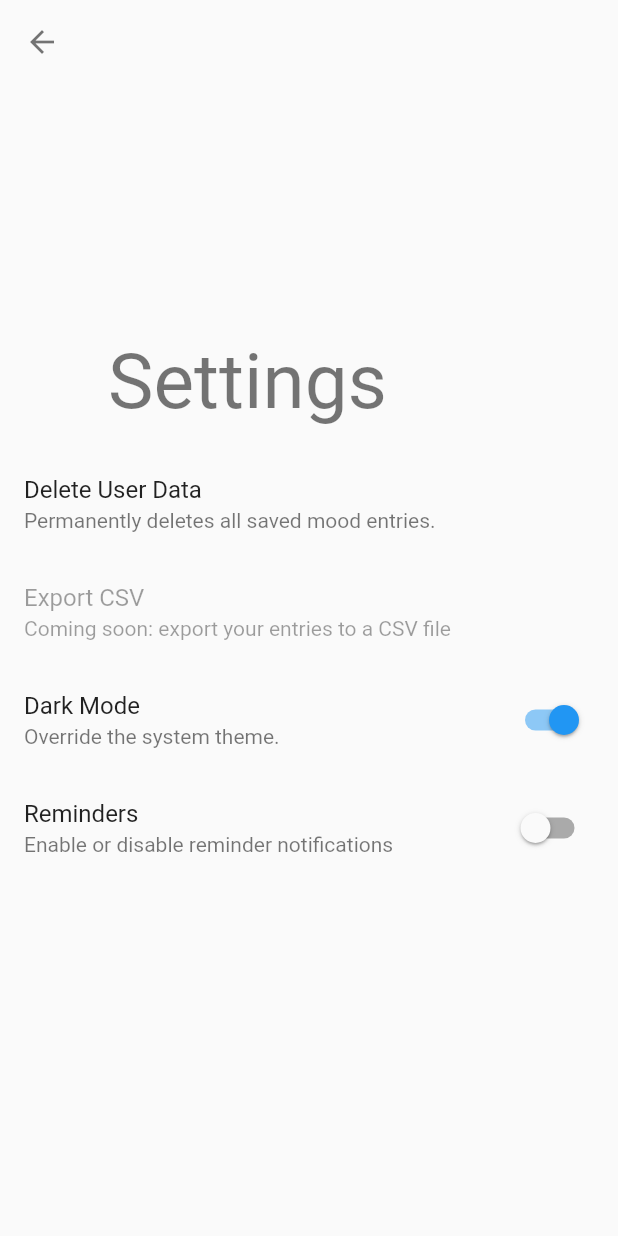
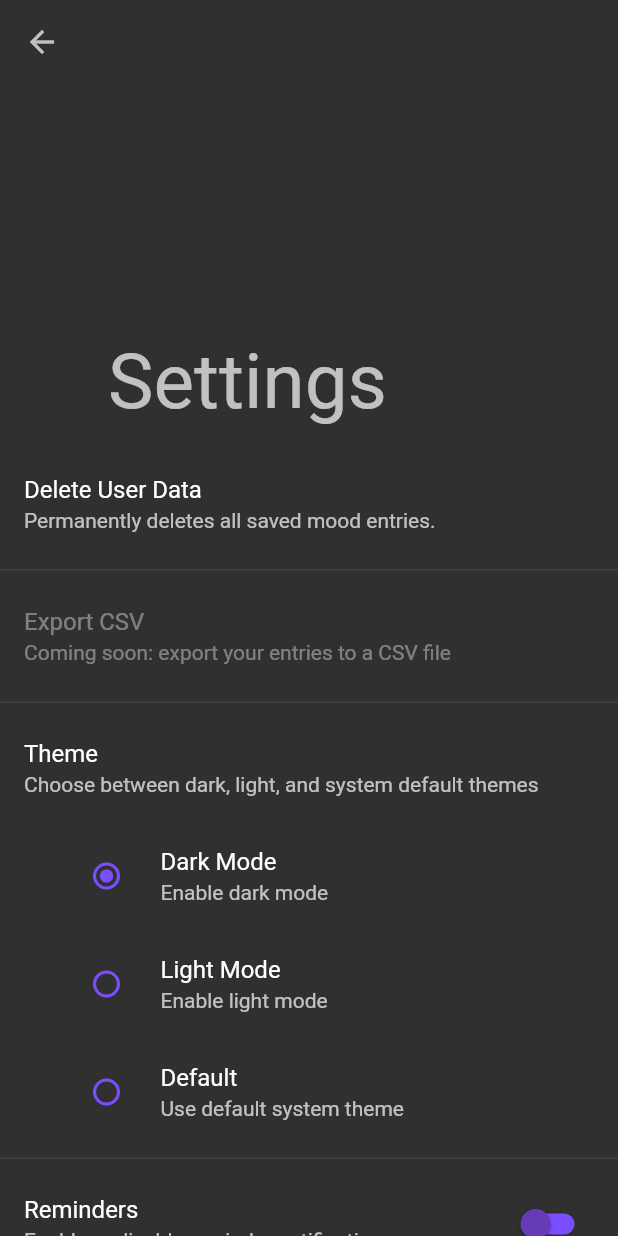
Before and after one commit to strathdeek/moody, a Flutter app: the SettingsPage screen opened by its route, after a tap on "Dark Mode", on a phone screen of 412 x 824 dp. Run offline on Flutter 3.47's test engine with Material 2 defaults, Android fonts, the phone set to English and light mode, and no system bars; our stand-ins replace bloc, equatable, flutter_bloc, flutter_local_notifications, hive, hive_flutter and 1 more; accounts and stored records are empty; generated files the repository leaves out were written again.

Commit message:
Implement feature to allow user to toggle app theme
* modify settings page UI to make dark mode toggle into a radio group
* define dark mode and light mode themes
* add cubit to manage app theme state
* modify user preferences provider + repository to save theme preference:

```diff
--- /dev/null
+++ b/lib/bloc/theme/theme_cubit.dart
@@ -0,0 +1,19 @@
+import 'package:bloc/bloc.dart';
+import 'package:equatable/equatable.dart';
+import 'package:flutter/material.dart';
+
+import 'package:moody/data/repositories/preferences_repository.dart';
+
+part 'theme_state.dart';
+
+class ThemeCubit extends Cubit<ThemeState> {
+  final PreferencesRepository _preferencesRepository;
+  ThemeCubit(
+    this._preferencesRepository,
+  ) : super(ThemeState(_preferencesRepository.theme));
+
+  void setTheme(ThemeMode theme) {
+    _preferencesRepository.setTheme(theme);
+    emit(ThemeState(theme));
+  }
+}
--- /dev/null
+++ b/lib/bloc/theme/theme_state.dart
@@ -0,0 +1,11 @@
+part of 'theme_cubit.dart';
+
+class ThemeState extends Equatable {
+  final ThemeMode themeMode;
+  ThemeState(
+    this.themeMode,
+  );
+
+  @override
+  List<Object> get props => [themeMode];
+}
--- a/lib/data/constants/hive.dart
+++ b/lib/data/constants/hive.dart
@@ -3,3 +3,4 @@ const String UserBoxKey = 'user';
 const String UserKey = 'userKey';
 const String PreferencesBoxKey = 'preferences';
 const String RemindersEnabledKey = 'remindersEnabled';
+const String DarkModeEnabledKey = 'darkModeEnabled';
--- a/lib/data/providers/preferences_provider.dart
+++ b/lib/data/providers/preferences_provider.dart
@@ -1,3 +1,4 @@
+import 'package:flutter/material.dart';
 import 'package:hive/hive.dart';
 import 'package:moody/data/constants/hive.dart';
 
@@ -11,4 +12,24 @@ class PreferencesProvider {
   void setRemindersEnabled(bool remindersEnabled) {
     _preferencesBox.put(RemindersEnabledKey, remindersEnabled);
   }
+
+  ThemeMode get theme {
+    if (_preferencesBox.containsKey(DarkModeEnabledKey)) {
+      return _preferencesBox.get(DarkModeEnabledKey)
+          ? ThemeMode.dark
+          : ThemeMode.light;
+    } else {
+      return ThemeMode.system;
+    }
+  }
+
+  void setTheme(ThemeMode themeMode) {
+    if (themeMode == ThemeMode.dark) {
+      _preferencesBox.put(DarkModeEnabledKey, true);
+    } else if (themeMode == ThemeMode.light) {
+      _preferencesBox.put(DarkModeEnabledKey, false);
+    } else if (themeMode == ThemeMode.system) {
+      _preferencesBox.delete(DarkModeEnabledKey);
+    }
+  }
 }
--- a/lib/data/repositories/preferences_repository.dart
+++ b/lib/data/repositories/preferences_repository.dart
@@ -1,3 +1,4 @@
+import 'package:flutter/material.dart';
 import 'package:moody/data/providers/preferences_provider.dart';
 
 class PreferencesRepository {
@@ -10,4 +11,10 @@ class PreferencesRepository {
   void setReminderEnabled(bool remindersEnabled) {
     _preferencesProvider.setRemindersEnabled(remindersEnabled);
   }
+
+  ThemeMode get theme => _preferencesProvider.theme;
+
+  void setTheme(ThemeMode theme) {
+    _preferencesProvider.setTheme(theme);
+  }
 }
--- a/lib/l10n/intl_de.arb
+++ b/lib/l10n/intl_de.arb
@@ -21,5 +21,13 @@
     "pageSettingsRemindersAlertTitle" : "Benachrichtigungsberechtigung",
     "pageSettingsRemindersAlertDescription" : "Bitte aktivieren Sie Benachrichtigungen für diese App manuell in Ihrer Einstellungs-App.",
     "pageSettingsRemindersAlertAccept" : "Einstellungen",
-    "pageSettingsRemindersAlertDecline" : "Ablehnen"
+    "pageSettingsRemindersAlertDecline" : "Ablehnen",
+    "pageSettingsDarkModeToggleLabel" : "Dunkelmodus",
+    "pageSettingsDarkModeToggleDescription" : "Dunkelmodus aktivieren",
+    "pageSettingsLightModeToggleLabel" : "Hellmodus",
+    "pageSettingsLightModeToggleDescription" : "Hellmodus aktivieren",
+    "pageSettingsSystemModeToggleLabel" : "System",
+    "pageSettingsSystemModeToggleDescription" : "System Standard",
+    "pageSettingsThemeLabel" : "Thema",
+    "pageSettingsThemeDescription" : "Entschieden zwischen dunkel, hell, oder system standard Themen"
 }
--- a/lib/l10n/intl_en.arb
+++ b/lib/l10n/intl_en.arb
@@ -21,5 +21,13 @@
     "pageSettingsRemindersAlertTitle" : "Reminders Permission Declined",
     "pageSettingsRemindersAlertDescription" : "Please manually enable notifications for this app in your settings app.",
     "pageSettingsRemindersAlertAccept" : "Settings",
-    "pageSettingsRemindersAlertDecline" : "Cancel"
+    "pageSettingsRemindersAlertDecline" : "Cancel",
+    "pageSettingsDarkModeToggleLabel" : "Dark Mode",
+    "pageSettingsDarkModeToggleDescription" : "Enable dark mode",
+    "pageSettingsLightModeToggleLabel" : "Light Mode",
+    "pageSettingsLightModeToggleDescription" : "Enable light mode",
+    "pageSettingsSystemModeToggleLabel" : "Default",
+    "pageSettingsSystemModeToggleDescription" : "Use default system theme",
+    "pageSettingsThemeLabel" : "Theme",
+    "pageSettingsThemeDescription" : "Choose between dark, light, and system default themes"
 }
--- a/lib/main.dart
+++ b/lib/main.dart
@@ -4,6 +4,7 @@ import 'package:flutter_localizations/flutter_localizations.dart';
 import 'package:moody/bloc/mood/mood_bloc.dart';
 import 'package:moody/bloc/navigation/navigation_cubit.dart';
 import 'package:moody/bloc/reminder/reminder_cubit.dart';
+import 'package:moody/bloc/theme/theme_cubit.dart';
 import 'package:moody/bloc/user/user_bloc.dart';
 import 'package:moody/data/providers/hive.dart';
 import 'package:moody/data/providers/mood_provider.dart';
@@ -38,17 +39,32 @@ void main() async {
       create: (context) => NavigationCubit(),
     ),
     BlocProvider(create: (context) => ReminderCubit(preferencesRepository)),
+    BlocProvider(create: (context) => ThemeCubit(preferencesRepository)),
   ], child: MyApp()));
 }
 
 class MyApp extends StatelessWidget {
   @override
   Widget build(BuildContext context) {
+    return BlocBuilder<ThemeCubit, ThemeState>(
+      builder: (context, state) {
         return MaterialApp(
           title: 'Flutter Demo',
           theme: ThemeData(
-        primarySwatch: Colors.blue,
-      ),
+              primarySwatch: Colors.indigo, brightness: Brightness.light),
+          darkTheme: ThemeData(
+              primarySwatch: Colors.deepPurple,
+              brightness: Brightness.dark,
+              primaryColor: Colors.deepPurple,
+              accentColor: Colors.deepPurpleAccent,
+              radioTheme: RadioThemeData(
+                  fillColor:
+                      MaterialStateProperty.all(Colors.deepPurpleAccent)),
+              switchTheme: SwitchThemeData(
+                  thumbColor: MaterialStateProperty.all(Colors.deepPurple),
+                  trackColor:
+                      MaterialStateProperty.all(Colors.deepPurpleAccent))),
+          themeMode: state.themeMode,
           onGenerateRoute: generateRoute,
           initialRoute: '/',
           localizationsDelegates: [
@@ -59,5 +75,7 @@ class MyApp extends StatelessWidget {
           ],
           supportedLocales: S.delegate.supportedLocales,
         );
+      },
+    );
   }
 }
--- a/lib/views/screens/settings_page.dart
+++ b/lib/views/screens/settings_page.dart
@@ -1,13 +1,15 @@
 import 'package:flutter/material.dart';
 import 'package:flutter_bloc/flutter_bloc.dart';
 import 'package:moody/bloc/reminder/reminder_cubit.dart';
+import 'package:moody/bloc/theme/theme_cubit.dart';
 import 'package:moody/generated/l10n.dart';
 
 class SettingsPage extends StatelessWidget {
   @override
   Widget build(BuildContext context) {
     return Scaffold(
-      body: CustomScrollView(
+      body: SafeArea(
+        child: CustomScrollView(
           slivers: [
             // Expanding SliverAppBar to enable one handed use on big smartphones.
             SliverAppBar(
@@ -34,30 +36,87 @@ class SettingsPage extends StatelessWidget {
                 [
                   ListTile(
                     title: Text('Delete User Data'),
-                  subtitle: Text('Permanently deletes all saved mood entries.'),
+                    subtitle:
+                        Text('Permanently deletes all saved mood entries.'),
                     onTap: () {},
                   ),
+                  Divider(),
                   ListTile(
                     enabled: false,
                     title: Text('Export CSV'),
                     subtitle:
                         Text('Coming soon: export your entries to a CSV file'),
                   ),
-                SwitchListTile(
-                  title: Text('Dark Mode'),
-                  subtitle: Text('Override the system theme.'),
-                  // to be changed in DarkMode ticket.
-                  value: true,
-                  onChanged: (bool value) {},
+                  Divider(),
+                  ListTile(
+                    title: Text(S.of(context).pageSettingsThemeLabel),
+                    subtitle: Text(S.of(context).pageSettingsThemeDescription),
                   ),
+                  BlocBuilder<ThemeCubit, ThemeState>(
+                    builder: (context, state) {
+                      return Padding(
+                        padding: EdgeInsets.symmetric(horizontal: 35),
+                        child: Column(
+                          children: [
+                            RadioListTile(
+                              groupValue: state.themeMode,
+                              title: Text(S
+                                  .of(context)
+                                  .pageSettingsDarkModeToggleLabel),
+                              subtitle: Text(S
+                                  .of(context)
+                                  .pageSettingsDarkModeToggleDescription),
+                              value: ThemeMode.dark,
+                              onChanged: (value) {
+                                if (value is ThemeMode) {
+                                  context.read<ThemeCubit>().setTheme(value);
+                                }
+                              },
+                            ),
+                            RadioListTile(
+                              groupValue: state.themeMode,
+                              title: Text(S
+                                  .of(context)
+                                  .pageSettingsLightModeToggleLabel),
+                              subtitle: Text(S
+                                  .of(context)
+                                  .pageSettingsLightModeToggleDescription),
+                              value: ThemeMode.light,
+                              onChanged: (value) {
+                                if (value is ThemeMode) {
+                                  context.read<ThemeCubit>().setTheme(value);
+                                }
+                              },
+                            ),
+                            RadioListTile(
+                              groupValue: state.themeMode,
+                              title: Text(S
+                                  .of(context)
+                                  .pageSettingsSystemModeToggleLabel),
+                              subtitle: Text(S
+                                  .of(context)
+                                  .pageSettingsSystemModeToggleDescription),
+                              value: ThemeMode.system,
+                              onChanged: (value) {
+                                if (value is ThemeMode) {
+                                  context.read<ThemeCubit>().setTheme(value);
+                                }
+                              },
+                            )
+                          ],
+                        ),
+                      );
+                    },
+                  ),
+                  Divider(),
                   BlocBuilder<ReminderCubit, ReminderState>(
                     builder: (context, state) {
                       return SwitchListTile(
-                      title:
-                          Text(S.of(context).pageSettingsRemindersToggleLabel),
-                      subtitle: Text(
-                          S.of(context).pageSettingsRemindersToggleDescription),
-                      // to be changed in DarkMode ticket.
+                        title: Text(
+                            S.of(context).pageSettingsRemindersToggleLabel),
+                        subtitle: Text(S
+                            .of(context)
+                            .pageSettingsRemindersToggleDescription),
                         value: state is ReminderEnabled,
                         onChanged: (bool value) {
                           context
@@ -72,6 +131,7 @@ class SettingsPage extends StatelessWidget {
             ),
           ],
         ),
+      ),
     );
   }
 }
```
Also changed, not shown: lib/generated/intl/messages_de.dart, lib/generated/intl/messages_en.dart, lib/generated/l10n.dart. Lines whose indentation alone changed are shown as unchanged.
